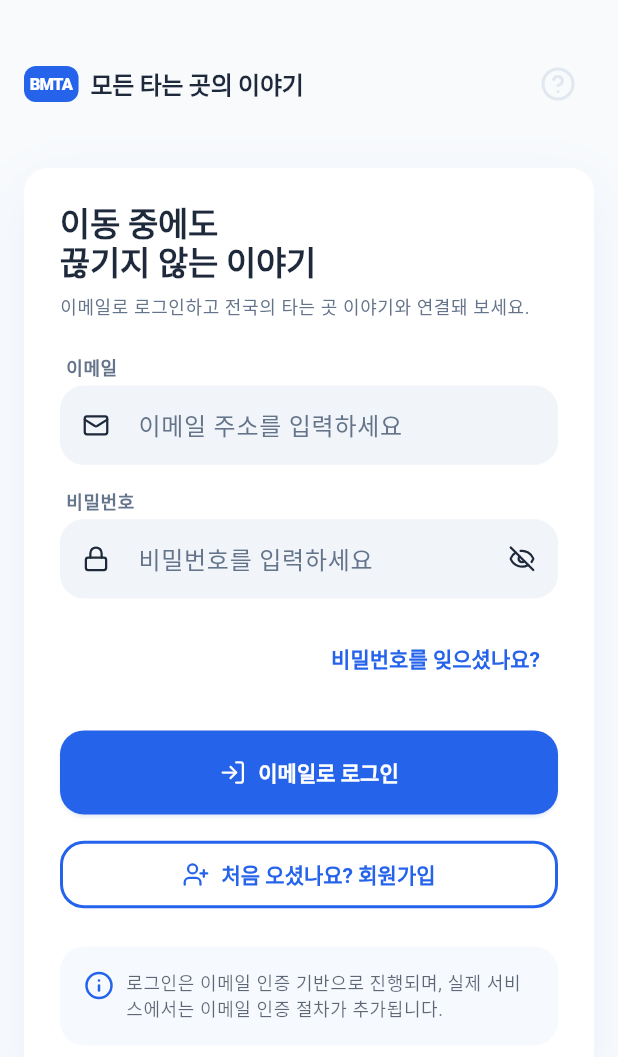
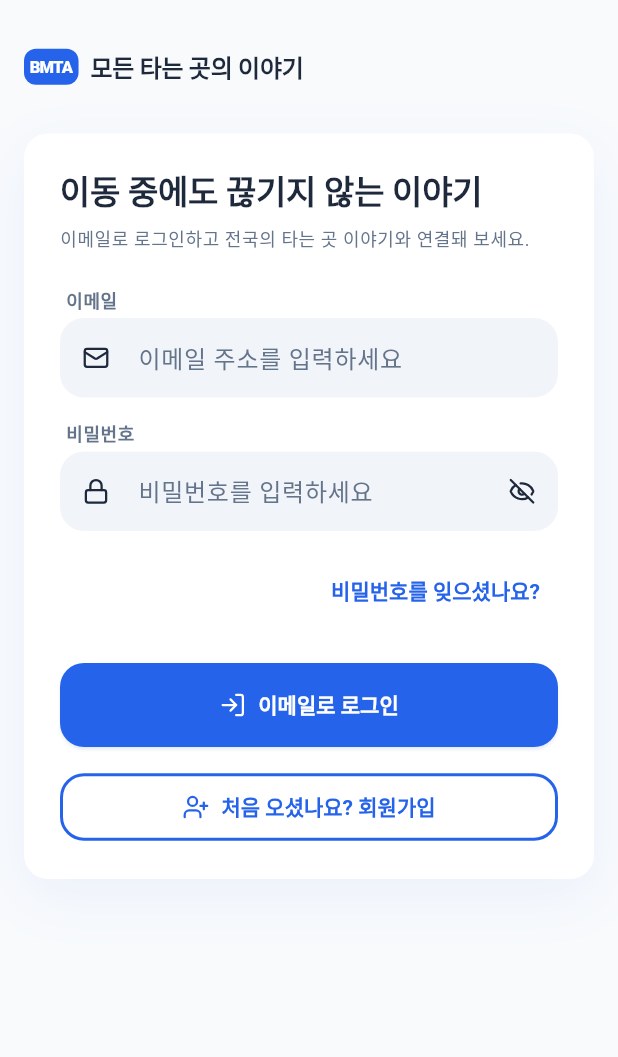
Before and after one commit to cakhanai6-web/bmta_app, a Flutter app: the LoginView screen opened directly, on a phone screen of 412 x 824 dp. Shown: the top 1057 px of the screen. Run offline on Flutter 3.47's test engine with Material 3 defaults, Android fonts, the phone set to English and light mode, and no system bars; our stand-ins replace firebase_auth, firebase_core, flutter_riverpod, lucide_icons; accounts and stored records are empty; Roboto replaces fonts that are missing (Pretendard).

Commit message:
ui: 로그인 화면 UI 수정
- 우측 상단 도움말 아이콘 삭제
- 제목을 한 줄로 변경 ("이동 중에도 끊기지 않는 이야기")
- 회원가입 하단 텍스트 영역 삭제

Co-authored-by: cakhanai6 <cakhanai6@gmail.com>

```diff
--- a/lib/views/login/login_view.dart
+++ b/lib/views/login/login_view.dart
@@ -225,9 +225,6 @@ class _Header extends StatelessWidget {
     final theme = Theme.of(context);
 
     return Row(
-      mainAxisAlignment: MainAxisAlignment.spaceBetween,
-      children: [
-        Row(
       children: [
         Container(
           padding: EdgeInsets.all(spacing.x0_5), // 4
@@ -250,14 +247,6 @@ class _Header extends StatelessWidget {
           style: theme.textTheme.titleMedium?.copyWith(
             color: theme.colorScheme.onSurface,
           ),
-            ),
-          ],
-        ),
-        IconButton(
-          onPressed: () {},
-          icon: const Icon(LucideIcons.helpCircle),
-          color: theme.colorScheme.outline,
-          tooltip: '도움말',
         ),
       ],
     );
@@ -381,8 +370,6 @@ class _LoginCard extends StatelessWidget {
             icon: const Icon(LucideIcons.userPlus),
             label: const Text('처음 오셨나요? 회원가입'),
           ),
-          SizedBox(height: spacing.x3), // 24
-          _LoginHint(spacing: spacing),
         ],
       ),
     );
@@ -404,10 +391,8 @@ class _LoginTitle extends StatelessWidget {
       crossAxisAlignment: CrossAxisAlignment.start,
       children: [
         Text(
-          '이동 중에도\n끊기지 않는 이야기',
-          style: theme.textTheme.titleLarge?.copyWith(
-            height: 1.1,
-          ),
+          '이동 중에도 끊기지 않는 이야기',
+          style: theme.textTheme.titleLarge,
         ),
         SizedBox(height: spacing.x1), // 8
         Text(
@@ -454,45 +439,3 @@ class _LabeledField extends StatelessWidget {
     );
   }
 }
-
-class _LoginHint extends StatelessWidget {
-  const _LoginHint({
-    required this.spacing,
-  });
-
-  final AppSpacing spacing;
-
-  @override
-  Widget build(BuildContext context) {
-    final theme = Theme.of(context);
-
-    return Container(
-      padding: EdgeInsets.all(spacing.x2), // 16
-      decoration: BoxDecoration(
-        color: theme.colorScheme.primary.withValues(alpha: 0.04),
-        borderRadius: theme.cardTheme.shape is RoundedRectangleBorder
-            ? (theme.cardTheme.shape! as RoundedRectangleBorder).borderRadius
-            : BorderRadius.circular(16),
-      ),
-      child: Row(
-        crossAxisAlignment: CrossAxisAlignment.start,
-        children: [
-          Icon(
-            LucideIcons.info,
-            size: 20,
-            color: theme.colorScheme.primary,
-          ),
-          SizedBox(width: spacing.x1), // 8
-          Expanded(
-            child: Text(
-              '로그인은 이메일 인증 기반으로 진행되며, 실제 서비스에서는 이메일 인증 절차가 추가됩니다.',
-              style: theme.textTheme.bodySmall?.copyWith(
-                color: theme.colorScheme.onSurface.withValues(alpha: 0.7),
-              ),
-            ),
-          ),
-        ],
-      ),
-    );
-  }
-}
```
Lines whose indentation alone changed are shown as unchanged.
